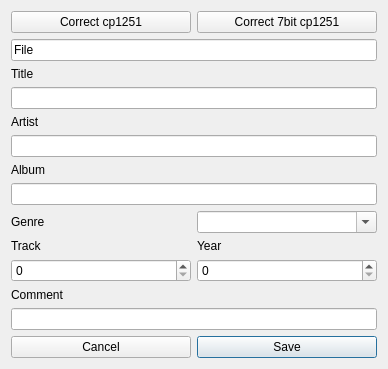
First picture: the form in tageditor.ui, repository DrMoriarty/cuberok, before the edit.
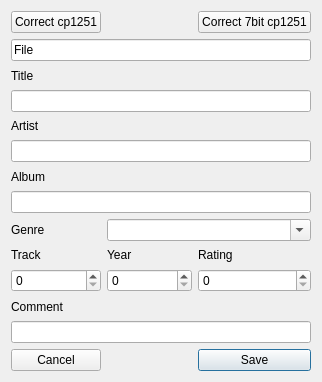
Second picture: the form after the edit.

Diff of the .ui file:
```diff
--- a/tageditor.ui
+++ b/tageditor.ui
@@ -5,15 +5,15 @@
    <rect>
     <x>0</x>
     <y>0</y>
-    <width>388</width>
-    <height>356</height>
+    <width>322</width>
+    <height>382</height>
    </rect>
   </property>
   <property name="windowTitle" >
    <string>TagEditor</string>
   </property>
   <layout class="QGridLayout" >
-   <item row="1" column="0" colspan="2" >
+   <item row="1" column="0" colspan="3" >
     <widget class="QLineEdit" name="label" >
      <property name="text" >
       <string>File</string>
@@ -30,7 +30,7 @@
      </property>
     </widget>
    </item>
-   <item row="13" column="1" >
+   <item row="13" column="2" >
     <widget class="QPushButton" name="pushButton_Save" >
      <property name="text" >
       <string>Save</string>
@@ -50,54 +50,54 @@
      </property>
     </widget>
    </item>
-   <item row="0" column="1" >
+   <item row="0" column="2" >
     <widget class="QPushButton" name="pushButton_Correct2" >
      <property name="text" >
       <string>Correct 7bit cp1251</string>
      </property>
     </widget>
    </item>
-   <item row="3" column="0" colspan="2" >
+   <item row="3" column="0" colspan="3" >
     <widget class="QLineEdit" name="lineTitle" />
    </item>
-   <item row="5" column="0" colspan="2" >
+   <item row="5" column="0" colspan="3" >
     <widget class="QLineEdit" name="lineArtist" />
    </item>
-   <item row="7" column="0" colspan="2" >
+   <item row="7" column="0" colspan="3" >
     <widget class="QLineEdit" name="lineAlbum" />
    </item>
-   <item row="2" column="0" colspan="2" >
+   <item row="2" column="0" colspan="3" >
     <widget class="QLabel" name="label_2" >
      <property name="text" >
       <string>Title</string>
      </property>
     </widget>
    </item>
-   <item row="4" column="0" colspan="2" >
+   <item row="4" column="0" colspan="3" >
     <widget class="QLabel" name="label_3" >
      <property name="text" >
       <string>Artist</string>
      </property>
     </widget>
    </item>
-   <item row="6" column="0" colspan="2" >
+   <item row="6" column="0" colspan="3" >
     <widget class="QLabel" name="label_4" >
      <property name="text" >
       <string>Album</string>
      </property>
     </widget>
    </item>
-   <item row="12" column="0" colspan="2" >
+   <item row="12" column="0" colspan="3" >
     <widget class="QLineEdit" name="lineComment" />
    </item>
-   <item row="11" column="0" colspan="2" >
+   <item row="11" column="0" colspan="3" >
     <widget class="QLabel" name="label_5" >
      <property name="text" >
       <string>Comment</string>
      </property>
     </widget>
    </item>
-   <item row="8" column="1" >
+   <item row="8" column="1" colspan="2" >
     <widget class="QComboBox" name="comboBox_Genre" >
      <property name="editable" >
       <bool>true</bool>
@@ -139,6 +139,16 @@
      </property>
     </widget>
    </item>
+   <item row="10" column="2" >
+    <widget class="QSpinBox" name="spinBox_Rating" />
+   </item>
+   <item row="9" column="2" >
+    <widget class="QLabel" name="label_9" >
+     <property name="text" >
+      <string>Rating</string>
+     </property>
+    </widget>
+   </item>
   </layout>
  </widget>
  <layoutdefault spacing="6" margin="11" />
```
